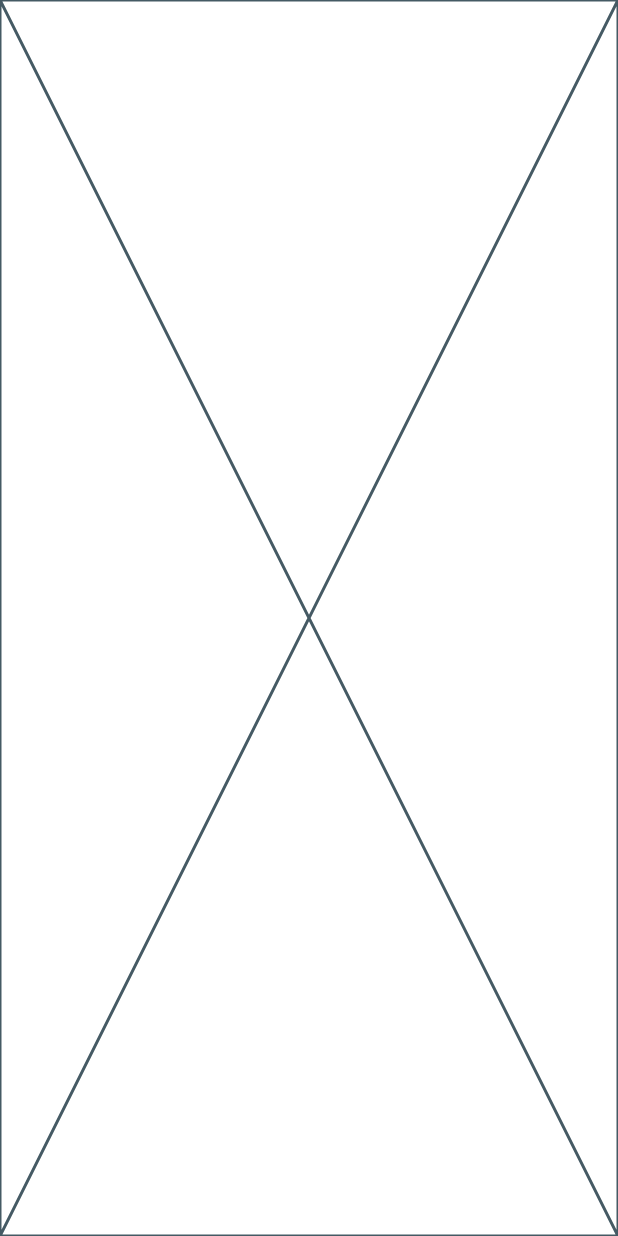
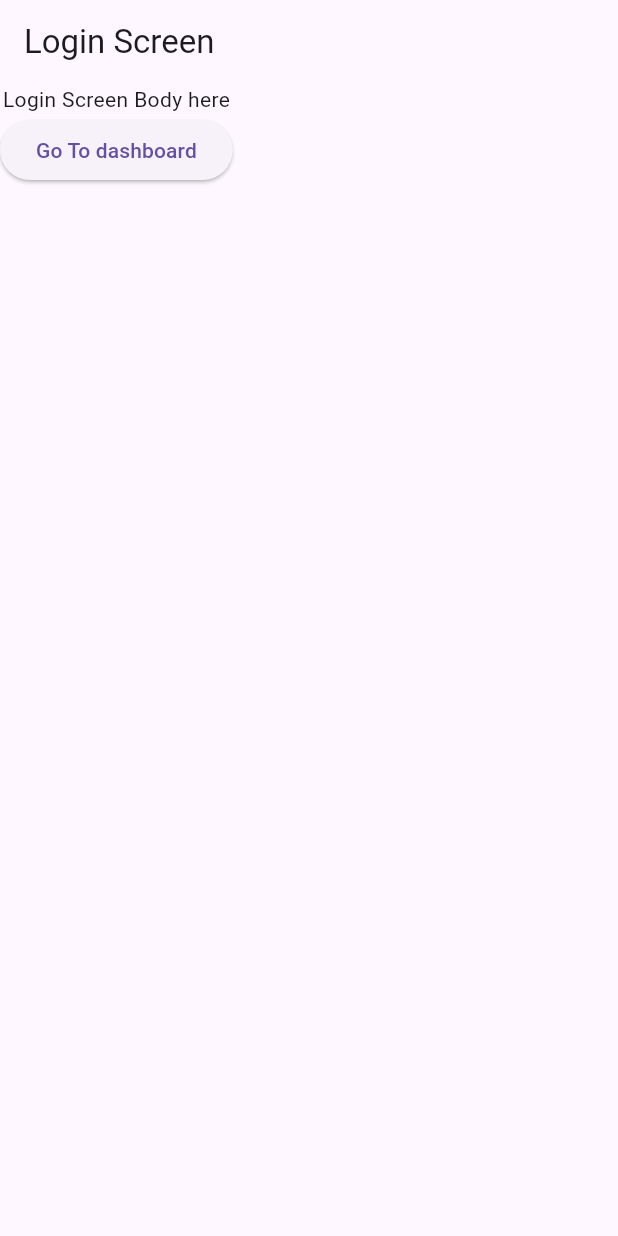
Before and after one commit to shrikarkorwar/shrikar_fintech_final_assessment, a Flutter app: the screen it shows after launch, on a phone screen of 412 x 824 dp. Run offline on Flutter 3.47's test engine with Material 3 defaults, Android fonts, the phone set to English and light mode, and no system bars; our stand-ins replace dio, flutter_riverpod, go_router.

Commit message:
Added Go RouterConfiguration,dio client initial setup,two screens,and base setup

```diff
--- /dev/null
+++ b/lib/helpers/route_names.dart
@@ -0,0 +1,8 @@
+class RouteNames {
+  static const loginPage ='login';
+  static const dashboard ='dashboard';
+}
+
+extension GoRouterPath on String {
+  String path()=>'/$this';
+}
--- a/lib/main.dart
+++ b/lib/main.dart
@@ -1,15 +1,24 @@
 import 'package:flutter/material.dart';
+import 'package:flutter_riverpod/flutter_riverpod.dart';
+import 'package:shrikar_fintech_final_assessment/providers/go_router_provider.dart';
 
 void main() {
-  runApp(const BasicSetup());
+  runApp(const ProviderScope(child: FintechApp()));
 }
 
 
-class BasicSetup extends StatelessWidget {
-  const BasicSetup({super.key});
+class FintechApp extends ConsumerStatefulWidget {
+  const FintechApp({super.key});
+
+  @override
+  ConsumerState<ConsumerStatefulWidget> createState() => _FintechAppState();
+}
+
+class _FintechAppState extends ConsumerState<FintechApp> {
 
   @override
   Widget build(BuildContext context) {
-    return const Placeholder();
+    final goRouter =ref.watch(goRouterProvider);
+    return MaterialApp.router(routerConfig: goRouter);
   }
 }
--- /dev/null
+++ b/lib/providers/go_router_provider.dart
@@ -0,0 +1,12 @@
+import 'package:flutter_riverpod/flutter_riverpod.dart';
+import 'package:go_router/go_router.dart';
+import 'package:shrikar_fintech_final_assessment/helpers/route_names.dart';
+import 'package:shrikar_fintech_final_assessment/ui/screens/dashboard_screen.dart';
+import 'package:shrikar_fintech_final_assessment/ui/screens/login_screen.dart';
+
+final goRouterProvider = Provider((ref) {
+  return GoRouter(initialLocation: RouteNames.loginPage.path(),routes: [
+    GoRoute(path: RouteNames.loginPage.path(),name: RouteNames.loginPage,builder: (context, state) {return LoginScreen();},),
+    GoRoute(path: RouteNames.dashboard.path(),name: RouteNames.dashboard,builder: (context, state) {return DashboardScreen();},)
+  ]);
+},);
--- /dev/null
+++ b/lib/ui/screens/dashboard_screen.dart
@@ -0,0 +1,11 @@
+import 'package:flutter/material.dart';
+
+class DashboardScreen extends StatelessWidget {
+  const DashboardScreen({super.key});
+
+  @override
+  Widget build(BuildContext context) {
+    return Scaffold(appBar: AppBar(title: Text('Dashboard screen'),),
+    body: Text('Dashboard Screen'),);
+  }
+}
--- /dev/null
+++ b/lib/ui/screens/login_screen.dart
@@ -0,0 +1,27 @@
+import 'package:flutter/material.dart';
+import 'package:go_router/go_router.dart';
+import 'package:shrikar_fintech_final_assessment/helpers/route_names.dart';
+
+class LoginScreen extends StatefulWidget {
+  const LoginScreen({super.key});
+
+  @override
+  State<LoginScreen> createState() => _LoginScreenState();
+}
+
+class _LoginScreenState extends State<LoginScreen> {
+  @override
+  Widget build(BuildContext context) {
+    return Scaffold(
+      appBar: AppBar(title: const Text('Login Screen')),
+      body: Column(
+        children: [
+          Text('Login Screen Body here'),
+          ElevatedButton(onPressed: () {
+            context.go(RouteNames.dashboard.path());
+          }, child: Text('Go To dashboard'))
+        ],
+      ),
+    );
+  }
+}
```
Also changed, not shown: lib/networking/api_end_points.dart (added, +43 -0 lines), lib/networking/dio_client.dart (added, +85 -0 lines), 3 other files.
